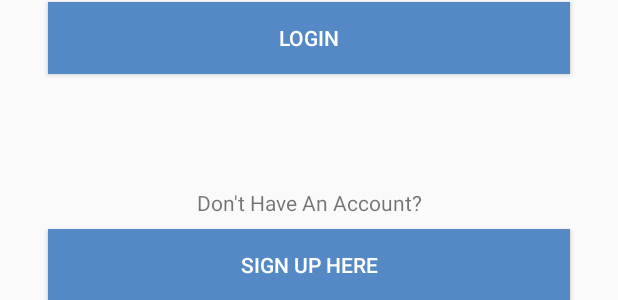
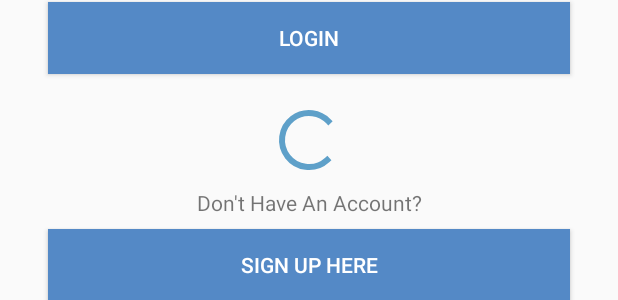
Before and after one commit to Lexxlegolas/matrix, an Android app: the layout activity_login.xml on its own in the app's theme, with its tools: preview values and no code run, on a phone screen of 412 x 824 dp. Shown: the part 206-506 px from the top of the screen. Run offline under Robolectric (Android 15) with nearby library versions, the phone set to English and light mode, and no system bars.

```diff
--- a/app/src/main/res/layout/activity_login.xml
+++ b/app/src/main/res/layout/activity_login.xml
@@ -51,4 +51,12 @@
             android:layout_marginTop="8dp" app:layout_constraintTop_toBottomOf="@+id/textView"
             android:background="@color/colorPrimary" android:textColor="@android:color/white"
             android:onClick="loginCreateUserBtnClicked" android:text="SIGN UP HERE"/>
+    <ProgressBar
+            style="?android:attr/progressBarStyle"
+            android:layout_width="wrap_content"
+            android:layout_height="wrap_content"
+            android:id="@+id/loginSpinner"
+            app:layout_constraintStart_toStartOf="parent" app:layout_constraintHorizontal_bias="0.5"
+            app:layout_constraintEnd_toEndOf="parent" android:layout_marginBottom="8dp"
+            app:layout_constraintBottom_toTopOf="@+id/textView"/>
 </android.support.constraint.ConstraintLayout>
```
Also changed, not shown: app/src/main/java/com/example/matrix/Controller/LoginActivity.kt (+50 -0 lines).
